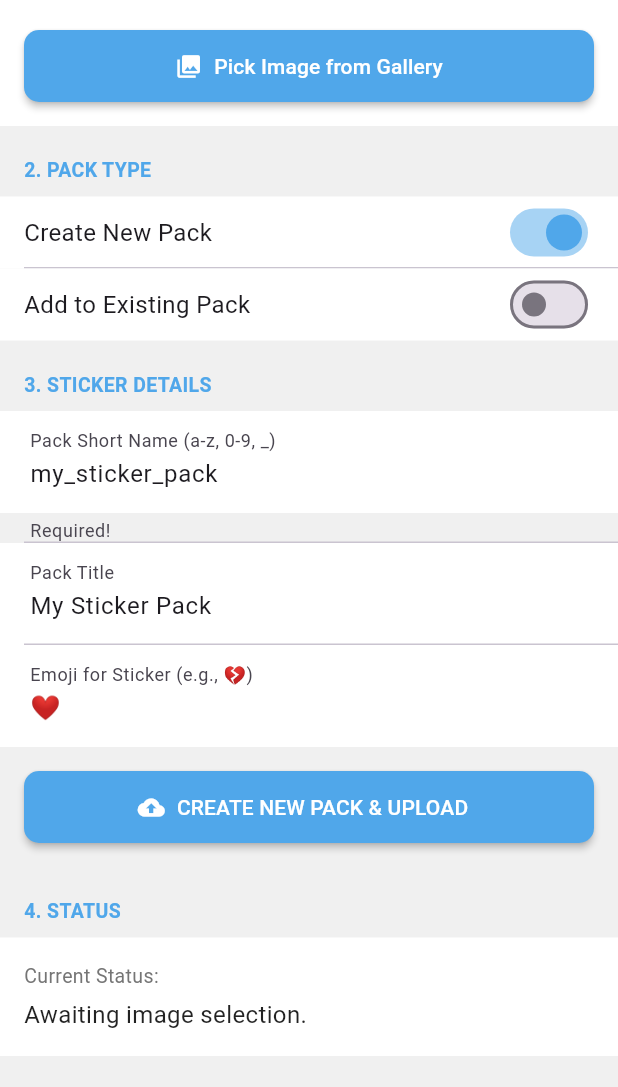
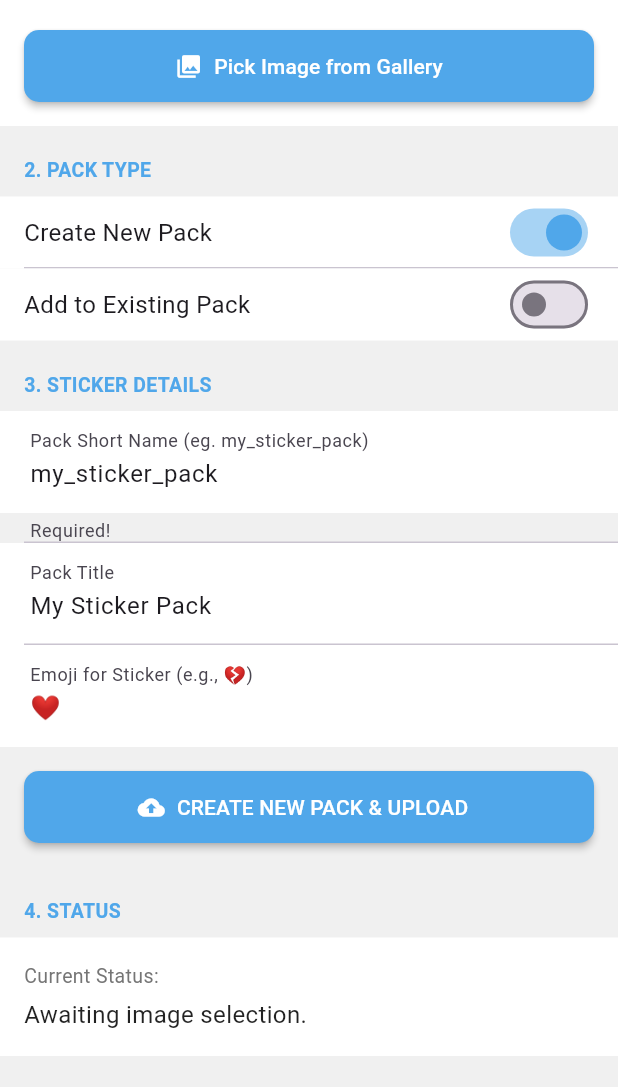
Before and after one commit to KiloMikeTango/Telegram-Sticker-Maker, a Flutter app: the screen it shows after launch, scrolled down 189 dp, on a phone screen of 412 x 824 dp, the part 120-1207 px from its top. Run offline on Flutter 3.47's test engine with Material 3 defaults, Android fonts, the phone set to English and light mode, and no system bars; our stand-ins replace image_picker.

Commit message:
minor improvements

```diff
--- a/lib/screens/sticker_maker_screen.dart
+++ b/lib/screens/sticker_maker_screen.dart
@@ -112,7 +112,7 @@ class _StickerMakerScreenState extends State<StickerMakerScreen> {
 
       if (response.statusCode == 200 && jsonResponse['ok'] == true) {
         setState(() {
-          _uploadStatus = 'Success! Click or copy the link below.';
+          _uploadStatus = 'Success! Click the link below.';
           _shareUrl = 'https://t.me/addstickers/$setName';
         });
       } else {
@@ -124,8 +124,8 @@ class _StickerMakerScreenState extends State<StickerMakerScreen> {
       }
     } catch (e) {
       setState(
-        () => _uploadStatus =
-            '❌ An exception occurred during AddStickerToSet: $e',
+        () =>
+            _uploadStatus = 'An exception occurred during AddStickerToSet: $e',
       );
       _shareUrl = null;
     }
@@ -159,7 +159,7 @@ class _StickerMakerScreenState extends State<StickerMakerScreen> {
 
       if (response.statusCode == 200 && jsonResponse['ok'] == true) {
         setState(() {
-          _uploadStatus = 'Success! Click or copy the link below.';
+          _uploadStatus = 'Success! Click the link below.';
           _isNewPack = false;
           _shareUrl = 'https://t.me/addstickers/$setName';
         });
@@ -401,7 +401,7 @@ class _StickerMakerScreenState extends State<StickerMakerScreen> {
                 TextField(
                   controller: _packNameController,
                   decoration: const InputDecoration(
-                    labelText: 'Pack Short Name (a-z, 0-9, _)',
+                    labelText: 'Pack Short Name (eg. my_sticker_pack)',
                     helperText: 'Required!',
                   ),
                 ),
@@ -416,7 +416,7 @@ class _StickerMakerScreenState extends State<StickerMakerScreen> {
                   decoration: InputDecoration(
                     labelText: 'Pack Title',
                     hintText: _isNewPack
-                        ? 'Visible to users, e.g., My Fun Stickers'
+                        ? 'Visible to users, e.g., My New Stickers'
                         : 'Not used for adding to existing packs',
                   ),
                 ),
@@ -473,13 +473,19 @@ class _StickerMakerScreenState extends State<StickerMakerScreen> {
                       padding: const EdgeInsets.only(top: 15),
                       // SelectableText wrapped in GestureDetector for click
                       child: GestureDetector(
-                        onTap: () => _launchUrl(_shareUrl!),
-                        child: SelectableText(
-                          'Your Sticker Link - $_shareUrl',
-                          style: const TextStyle(
-                            color: telegramBlue,
-                            fontSize: 16,
-                          ),
+                        child: Column(
+                          children: [
+                            Text('Your Sticker Link - 👇👇'),
+                            TextButton(
+                              style: ButtonStyle(
+                                foregroundColor: MaterialStateProperty.all(
+                                  telegramBlue,
+                                ),
+                              ),
+                              onPressed: () => _launchUrl(_shareUrl!),
+                              child: Text('$_shareUrl'),
+                            ),
+                          ],
                         ),
                       ),
                     ),
```
